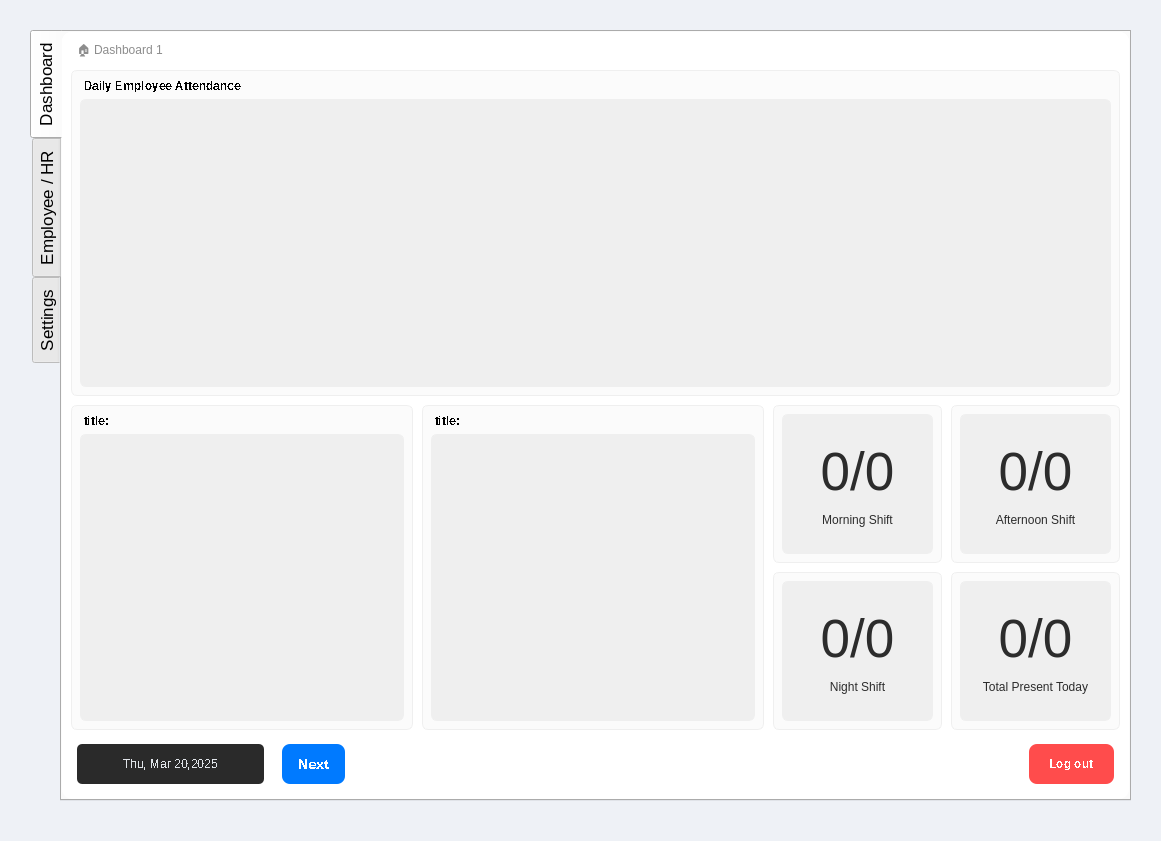
maeven-tapa/cpet8_group8_workspace, file EALS UI/v0.7/ui/admin.ui: the form before one commit.
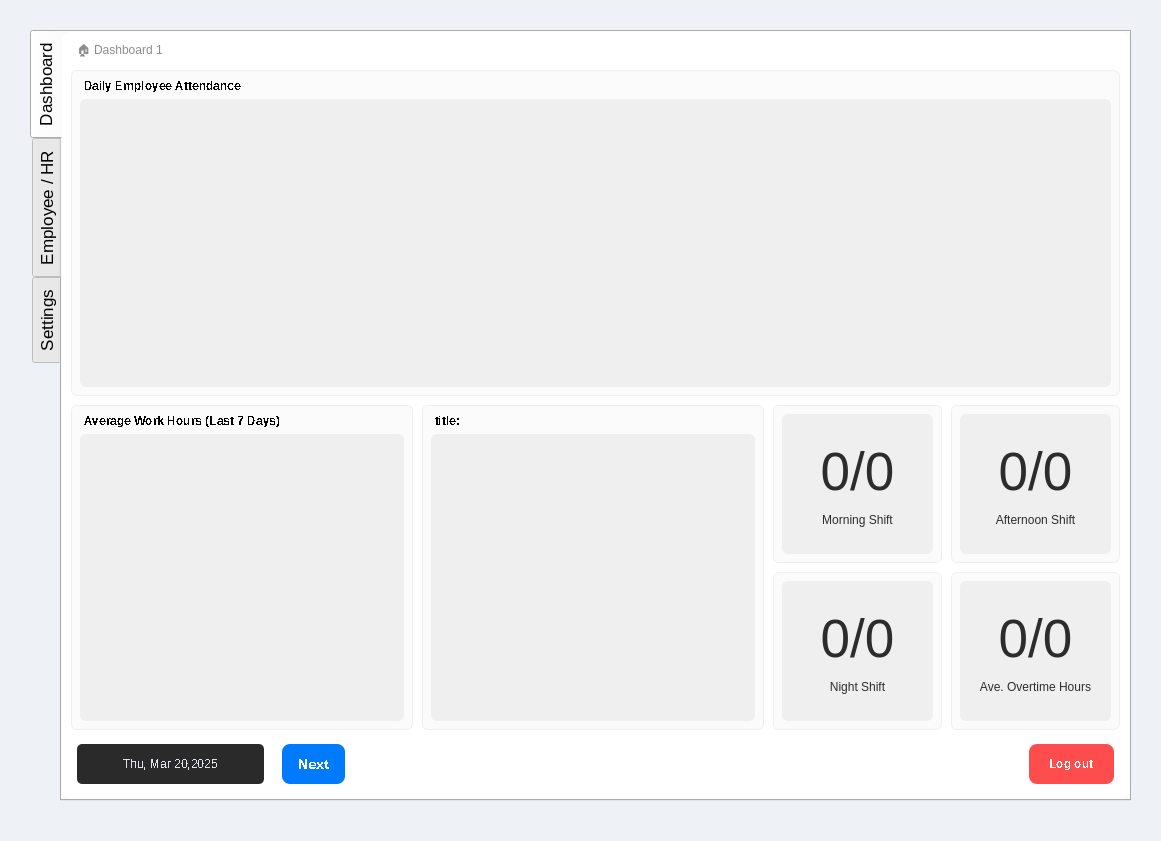
The form after the commit. Icons and pictures are not drawn.

Commit message: Update average work hours chart titles and labels in Admin UI

The edit to the form file:
```diff
--- a/EALS UI/v0.7/ui/admin.ui
+++ b/EALS UI/v0.7/ui/admin.ui
@@ -741,7 +741,7 @@
                      <item row="1" column="0">
                       <widget class="QLabel" name="label_40">
                        <property name="text">
-                        <string>Total Present Today</string>
+                        <string>Ave. Overtime Hours</string>
                        </property>
                        <property name="alignment">
                         <set>Qt::AlignmentFlag::AlignHCenter|Qt::AlignmentFlag::AlignTop</set>
@@ -805,7 +805,7 @@
                      <string notr="true">border: none;</string>
                     </property>
                     <property name="text">
-                     <string>title:</string>
+                     <string>Average Work Hours (Last 7 Days)</string>
                     </property>
                     <property name="indent">
                      <number>4</number>
```
Left out of the diff: 4 changed lines with no effect on the pictures. The commit also changes 1 other file.
